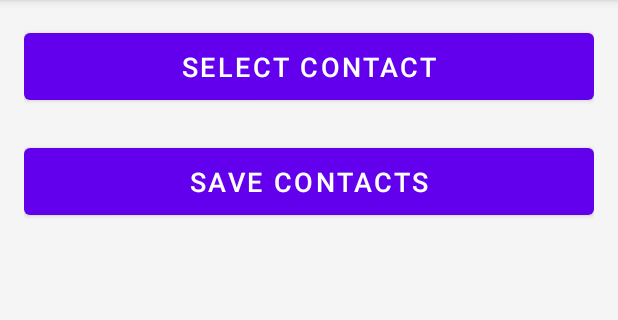
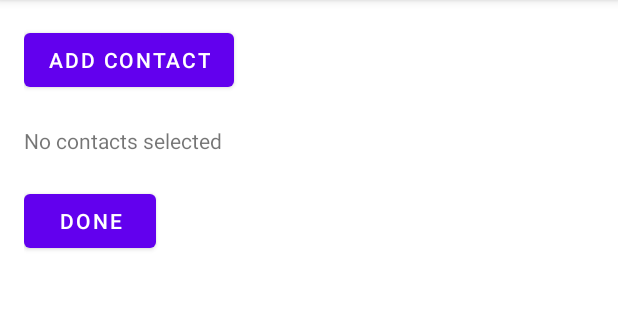
Before and after one commit to MrEinsteinE/WomenSafety_android_applcation, an Android app: the SelectContactsActivity screen opened directly, with no data from a screen before it, on a phone screen of 412 x 824 dp, the part 84-404 px from its top. Run offline under Robolectric (Android 15) with nearby library versions, the light colour scheme and no system bars.

Commit message:
SOS commit

```diff
--- a/app/src/main/java/com/example/womensafety/ContactSelectionActivity.java
+++ b/app/src/main/java/com/example/womensafety/ContactSelectionActivity.java
@@ -42,7 +42,7 @@ public class ContactSelectionActivity extends AppCompatActivity {
         setContentView(R.layout.activity_select_contacts);
 
         listView = findViewById(R.id.contacts_list_view);
-        doneButton = findViewById(R.id.done_button);
+        doneButton = findViewById(R.id.done_btn);
 
         // 1. Check permission for READ_CONTACTS
         if (ContextCompat.checkSelfPermission(this, Manifest.permission.READ_CONTACTS) == PackageManager.PERMISSION_GRANTED) {
--- a/app/src/main/java/com/example/womensafety/MainActivity.java
+++ b/app/src/main/java/com/example/womensafety/MainActivity.java
@@ -47,7 +47,6 @@ public class MainActivity extends AppCompatActivity implements View.OnClickListe
         // Set up click listeners for other sections
         findViewById(R.id.first).setOnClickListener(this);
         findViewById(R.id.second).setOnClickListener(this);
-
 
         // Initialize permissions and notification channel
         setupPermissions();
--- a/app/src/main/java/com/example/womensafety/SelectContactsActivity.java
+++ b/app/src/main/java/com/example/womensafety/SelectContactsActivity.java
@@ -12,12 +12,10 @@ import android.database.Cursor;
 import android.net.Uri;
 import android.os.Bundle;
 import android.provider.ContactsContract;
-import android.widget.ArrayAdapter;
 import android.widget.Button;
-import android.widget.ListView;
+import android.widget.TextView;
 import android.widget.Toast;
 
-import java.util.ArrayList;
 import java.util.HashSet;
 import java.util.Set;
 
@@ -26,11 +24,10 @@ public class SelectContactsActivity extends AppCompatActivity {
     private static final int MAX_CONTACTS = 5;
     private Set<String> contactSet = new HashSet<>();
 
-    private Button addContactBtn, doneButton;
-    private ListView listView;
-    private ArrayAdapter<String> adapter;
+    private Button addContactBtn, doneBtn;
+    private TextView selectedContactsTV;
 
-    // ActivityResultLauncher for picking a contact
+    // 1) Create an ActivityResultLauncher for picking a contact
     private final ActivityResultLauncher<Intent> contactPickerLauncher =
             registerForActivityResult(new ActivityResultContracts.StartActivityForResult(),
                     new ActivityResultCallback<ActivityResult>() {
@@ -49,12 +46,10 @@ public class SelectContactsActivity extends AppCompatActivity {
                                             String number = cursor.getString(numberIndex).replaceAll("\\s+", "");
                                             if (contactSet.size() < MAX_CONTACTS) {
                                                 contactSet.add(number);
-                                                adapter.notifyDataSetChanged(); // Update ListView
+                                                updateUI();
                                             } else {
                                                 Toast.makeText(SelectContactsActivity.this, "Max 5 contacts allowed!", Toast.LENGTH_SHORT).show();
                                             }
-                                        } else {
-                                            Toast.makeText(SelectContactsActivity.this, "No phone number found for this contact", Toast.LENGTH_SHORT).show();
                                         }
                                     } catch (Exception e) {
                                         Toast.makeText(SelectContactsActivity.this, "Error selecting contact", Toast.LENGTH_SHORT).show();
@@ -69,18 +64,10 @@ public class SelectContactsActivity extends AppCompatActivity {
         super.onCreate(savedInstanceState);
         setContentView(R.layout.activity_register_number);
 
-        // Initialize views
+        // Ensure IDs match the layout file
         addContactBtn = findViewById(R.id.add_contact_btn);
-        doneButton = findViewById(R.id.done_button);
-        listView = findViewById(R.id.contacts_list_view);
-
-        // Load saved contacts
-        SharedPreferences sp = getSharedPreferences("MySharedPref", MODE_PRIVATE);
-        contactSet = sp.getStringSet("sos_contacts", new HashSet<>());
-
-        // Set up the ListView adapter
-        adapter = new ArrayAdapter<>(this, android.R.layout.simple_list_item_1, new ArrayList<>(contactSet));
-        listView.setAdapter(adapter);
+        doneBtn = findViewById(R.id.done_btn);
+        selectedContactsTV = findViewById(R.id.selected_contacts_tv);
 
         // Set click listeners
         addContactBtn.setOnClickListener(v -> {
@@ -92,18 +79,29 @@ public class SelectContactsActivity extends AppCompatActivity {
             }
         });
 
-        doneButton.setOnClickListener(v -> {
+        doneBtn.setOnClickListener(v -> {
             saveContacts();
             finish();
         });
+    }
+    // Update the UI to show selected contacts
+    private void updateUI() {
+        if (contactSet.isEmpty()) {
+            selectedContactsTV.setText("No contacts selected");
+        } else {
+            StringBuilder builder = new StringBuilder("Selected Contacts:\n");
+            for (String contact : contactSet) {
+                builder.append(contact).append("\n");
+            }
+            selectedContactsTV.setText(builder.toString());
+        }
     }
 
     // Save contacts to SharedPreferences
     private void saveContacts() {
         SharedPreferences sp = getSharedPreferences("MySharedPref", MODE_PRIVATE);
         SharedPreferences.Editor editor = sp.edit();
-        editor.putStringSet("sos_contacts", contactSet);
+        editor.putStringSet("ENUM", contactSet);
         editor.apply();
-        Toast.makeText(this, "Contacts saved!", Toast.LENGTH_SHORT).show();
     }
 }
--- a/app/src/main/res/layout/activity_register_number.xml
+++ b/app/src/main/res/layout/activity_register_number.xml
@@ -3,30 +3,26 @@
     android:layout_width="match_parent"
     android:layout_height="match_parent"
     android:orientation="vertical"
-    android:background="#F5F5F5"
     android:padding="16dp">
 
     <Button
         android:id="@+id/add_contact_btn"
+        android:layout_width="wrap_content"
+        android:layout_height="wrap_content"
+        android:text="Add Contact" />
+
+    <TextView
+        android:id="@+id/selected_contacts_tv"
         android:layout_width="match_parent"
         android:layout_height="wrap_content"
-        android:text="Select Contact"
-        android:textSize="18sp"
-        android:padding="10dp"/>
-
-    <ListView
-        android:id="@+id/contacts_list_view"
-        android:layout_width="match_parent"
-        android:layout_height="wrap_content"
-        android:textSize="14sp"
-        android:layout_marginTop="10dp"/>
+        android:layout_marginTop="20dp"
+        android:text="No contacts selected" />
 
     <Button
-        android:id="@+id/done_button"
-        android:layout_width="match_parent"
+        android:id="@+id/done_btn"
+        android:layout_width="wrap_content"
         android:layout_height="wrap_content"
-        android:text="Save Contacts"
-        android:textSize="18sp"
-        android:padding="10dp"
-        android:layout_marginTop="10dp"/>
+        android:text="Done"
+        android:layout_marginTop="20dp" />
+
 </LinearLayout>
```
Also changed, not shown: app/src/main/java/com/example/womensafety/ServiceMine.java (+3 -8 lines), app/src/main/res/layout/activity_select_contacts.xml (+31 -13 lines).
